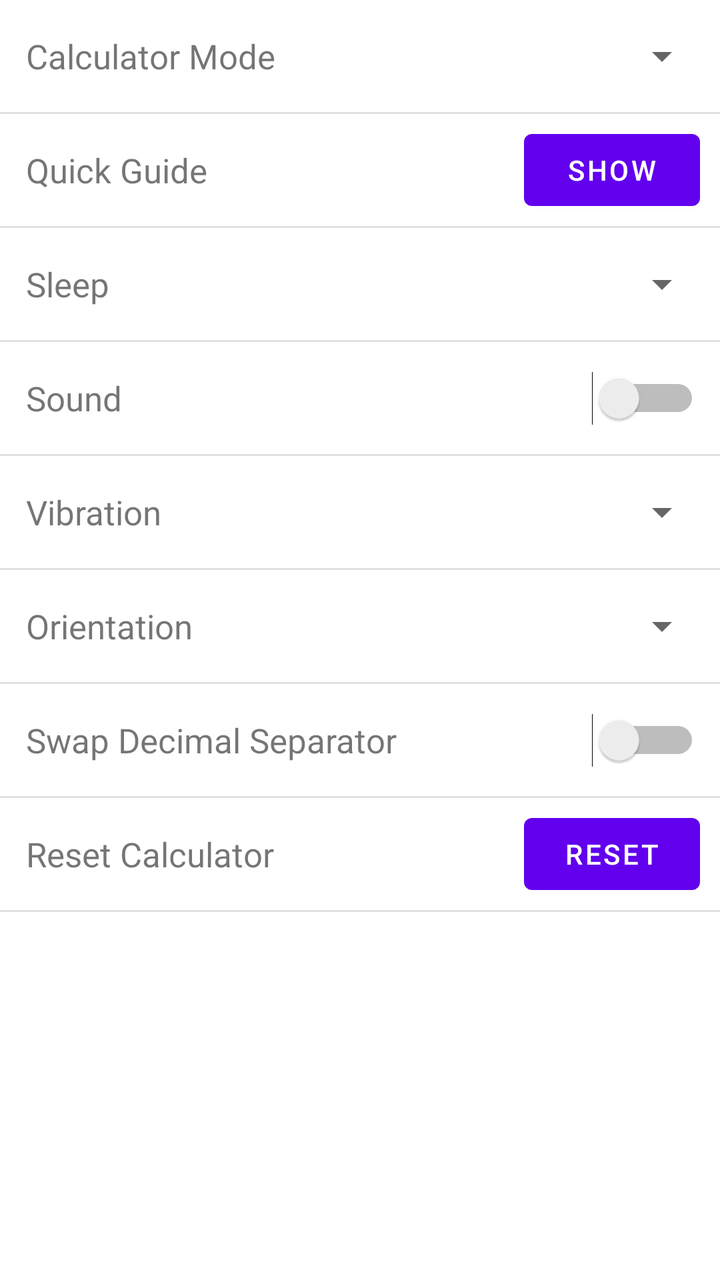
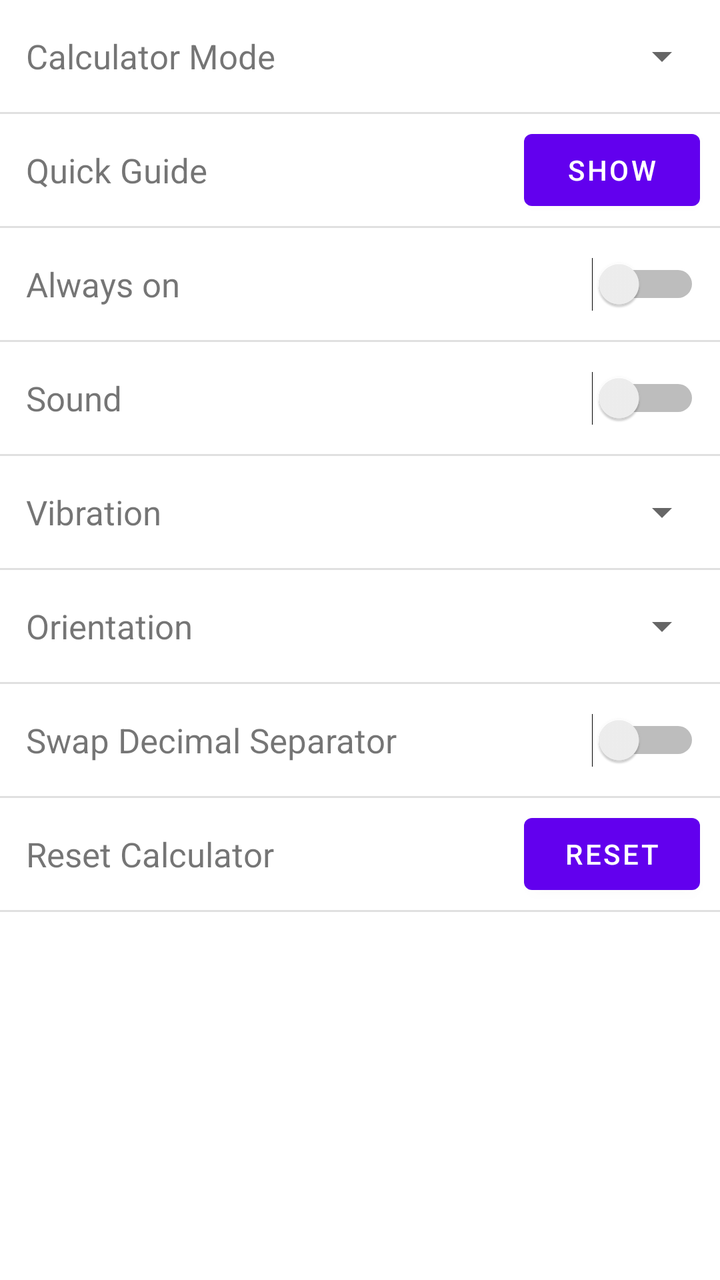

An Android layout rendered at two revisions. The XML below is the earlier revision; the diff shows what the commit changed to produce the second picture.
<!-- AndroidManifest.xml: fallback theme Theme.MaterialComponents.DayNight.NoActionBar -->
<!-- res/layout/settings_dlg.xml -->
<?xml version="1.0" encoding="utf-8"?>
<ScrollView android:layout_width="match_parent" android:layout_height="match_parent"
  xmlns:android="http://schemas.android.com/apk/res/android">
    <LinearLayout android:orientation="vertical" android:id="@id/SettingsOptions" android:layout_width="match_parent" android:layout_height="wrap_content">
        <LinearLayout android:gravity="center_vertical" android:id="@id/LinearLayoutMode" android:layout_width="match_parent" android:layout_height="wrap_content" android:minHeight="56.0dp">
            <TextView android:textSize="17.0sp" android:layout_gravity="left|center_vertical" android:id="@id/TextViewMode" android:paddingLeft="3.0dp" android:layout_width="0.0dp" android:layout_height="wrap_content" android:layout_marginLeft="10.0dp" android:layout_marginTop="8.0dp" android:layout_marginBottom="8.0dp" android:text="@string/Calculator_Mode" android:layout_weight="1.0" />
            <Spinner android:gravity="right|center_vertical" android:id="@id/modeSpinner" android:layout_width="wrap_content" android:layout_height="wrap_content" android:layout_marginTop="4.0dp" android:layout_marginRight="5.0dp" android:layout_marginBottom="4.0dp" android:minHeight="48.0dp" />
        </LinearLayout>
        <View android:background="?android:listDivider" android:layout_width="match_parent" android:layout_height="wrap_content" />
        <LinearLayout android:gravity="center_vertical" android:id="@id/LinearLayoutQuickGuide" android:layout_width="match_parent" android:layout_height="wrap_content" android:minHeight="56.0dp">
            <TextView android:textSize="17.0sp" android:layout_gravity="left|center_vertical" android:id="@id/Quick_Guide_TextView" android:paddingLeft="3.0dp" android:layout_width="0.0dp" android:layout_height="wrap_content" android:layout_marginLeft="10.0dp" android:layout_marginTop="8.0dp" android:layout_marginBottom="8.0dp" android:text="@string/Quick_Guide" android:layout_weight="1.0" />
            <Button android:id="@id/quickGuideButton" android:layout_width="wrap_content" android:layout_height="wrap_content" android:layout_marginTop="4.0dp" android:layout_marginRight="10.0dp" android:layout_marginBottom="4.0dp" android:text="@string/Show" />
        </LinearLayout>
        <View android:background="?android:listDivider" android:layout_width="match_parent" android:layout_height="wrap_content" />
        <LinearLayout android:gravity="center_vertical" android:id="@id/LinearLayout066" android:layout_width="match_parent" android:layout_height="wrap_content" android:minHeight="56.0dp">
            <TextView android:textSize="17.0sp" android:layout_gravity="left|center_vertical" android:id="@id/TextView6" android:paddingLeft="3.0dp" android:layout_width="0.0dp" android:layout_height="wrap_content" android:layout_marginLeft="10.0dp" android:layout_marginTop="8.0dp" android:layout_marginBottom="8.0dp" android:text="@string/Sleep" android:layout_weight="1.0" />
            <Spinner android:gravity="right|center_vertical" android:id="@id/spinner1" android:layout_width="wrap_content" android:layout_height="wrap_content" android:layout_marginTop="4.0dp" android:layout_marginRight="5.0dp" android:layout_marginBottom="4.0dp" android:minHeight="48.0dp" />
        </LinearLayout>
        <View android:background="?android:listDivider" android:layout_width="match_parent" android:layout_height="wrap_content" />
        <LinearLayout android:gravity="center_vertical" android:orientation="horizontal" android:id="@id/LinearLayout00" android:layout_width="match_parent" android:layout_height="wrap_content" android:minHeight="56.0dp">
            <TextView android:textSize="17.0sp" android:layout_gravity="left|center_vertical" android:id="@id/TextView0" android:paddingLeft="3.0dp" android:layout_width="0.0dp" android:layout_height="wrap_content" android:layout_marginLeft="10.0dp" android:layout_marginTop="8.0dp" android:layout_marginBottom="8.0dp" android:text="@string/Sound" android:layout_weight="1.0" />
            <Switch android:textSize="20.0sp" android:id="@id/mySound" android:layout_width="wrap_content" android:layout_height="wrap_content" android:layout_marginRight="10.0dp" android:minHeight="48.0dp" android:switchMinWidth="50.0sp" />
        </LinearLayout>
        <View android:background="?android:listDivider" android:layout_width="match_parent" android:layout_height="wrap_content" />
        <LinearLayout android:gravity="center_vertical" android:id="@id/LinearLayout033" android:layout_width="match_parent" android:layout_height="wrap_content" android:minHeight="56.0dp">
            <TextView android:textSize="17.0sp" android:layout_gravity="left|center_vertical" android:id="@id/TextView01" android:paddingLeft="3.0dp" android:layout_width="0.0dp" android:layout_height="wrap_content" android:layout_marginLeft="10.0dp" android:layout_marginTop="8.0dp" android:layout_marginBottom="8.0dp" android:text="@string/Vibration" android:layout_weight="1.0" />
            <Spinner android:gravity="right|center_vertical" android:id="@id/myVibration" android:layout_width="wrap_content" android:layout_height="wrap_content" android:layout_marginTop="4.0dp" android:layout_marginRight="5.0dp" android:layout_marginBottom="4.0dp" android:minHeight="48.0dp" />
        </LinearLayout>
        <View android:background="?android:listDivider" android:layout_width="match_parent" android:layout_height="wrap_content" />
        <LinearLayout android:gravity="center_vertical" android:id="@id/LinearLayout044" android:layout_width="match_parent" android:layout_height="wrap_content" android:minHeight="56.0dp">
            <TextView android:textSize="17.0sp" android:layout_gravity="left|center_vertical" android:id="@id/TextView03" android:paddingLeft="3.0dp" android:layout_width="0.0dp" android:layout_height="wrap_content" android:layout_marginLeft="10.0dp" android:layout_marginTop="8.0dp" android:layout_marginBottom="8.0dp" android:text="@string/Lock_Current_View" android:layout_weight="1.0" />
            <Spinner android:gravity="right|center_vertical" android:id="@id/myCurrentView" android:layout_width="wrap_content" android:layout_height="wrap_content" android:layout_marginTop="4.0dp" android:layout_marginRight="5.0dp" android:layout_marginBottom="4.0dp" android:minHeight="48.0dp" />
        </LinearLayout>
        <View android:background="?android:listDivider" android:layout_width="match_parent" android:layout_height="wrap_content" />
        <LinearLayout android:gravity="center_vertical" android:id="@id/LinearLayout055" android:layout_width="match_parent" android:layout_height="wrap_content" android:minHeight="56.0dp">
            <TextView android:textSize="17.0sp" android:layout_gravity="left|center_vertical" android:id="@id/Swap_Decimal_Separator_TextView" android:paddingLeft="3.0dp" android:layout_width="0.0dp" android:layout_height="wrap_content" android:layout_marginLeft="10.0dp" android:layout_marginTop="8.0dp" android:layout_marginBottom="8.0dp" android:text="@string/Swap_Decimal_Separator" android:layout_weight="1.0" />
            <Switch android:textSize="20.0sp" android:id="@id/DecimalSwap" android:layout_width="wrap_content" android:layout_height="wrap_content" android:layout_marginRight="10.0dp" android:minHeight="48.0dp" android:switchMinWidth="50.0sp" />
        </LinearLayout>
        <View android:background="?android:listDivider" android:layout_width="match_parent" android:layout_height="wrap_content" />
        <LinearLayout android:gravity="center_vertical" android:id="@id/LinearLayoutReset" android:layout_width="match_parent" android:layout_height="wrap_content" android:minHeight="56.0dp">
            <TextView android:textSize="17.0sp" android:layout_gravity="left|center_vertical" android:id="@id/Reset_TextView" android:paddingLeft="3.0dp" android:layout_width="0.0dp" android:layout_height="wrap_content" android:layout_marginLeft="10.0dp" android:layout_marginTop="8.0dp" android:layout_marginBottom="8.0dp" android:text="@string/Reset_Calculator" android:layout_weight="1.0" />
            <Button android:id="@id/resetButton" android:layout_width="wrap_content" android:layout_height="wrap_content" android:layout_marginTop="4.0dp" android:layout_marginRight="10.0dp" android:layout_marginBottom="4.0dp" android:text="@string/Reset" />
        </LinearLayout>
        <View android:background="?android:listDivider" android:layout_width="match_parent" android:layout_height="wrap_content" />
    </LinearLayout>
</ScrollView>
<!-- resources referenced by this layout -->
<resources>
  <string name="Calculator_Mode">Calculator Mode</string>
  <string name="Lock_Current_View">Orientation</string>
  <string name="Quick_Guide">Quick Guide</string>
  <string name="Reset">Reset</string>
  <string name="Reset_Calculator">Reset Calculator</string>
  <string name="Show">Show</string>
  <string name="Sleep">Sleep</string>
  <string name="Sound">Sound</string>
  <string name="Swap_Decimal_Separator">Swap Decimal Separator</string>
  <string name="Vibration">Vibration</string>
</resources>

<!-- the commit's change to res/layout/settings_dlg.xml (unified diff, before → after) -->
@@ -13,8 +13,8 @@
         </LinearLayout>
         <View android:background="?android:listDivider" android:layout_width="match_parent" android:layout_height="wrap_content" />
         <LinearLayout android:gravity="center_vertical" android:id="@id/LinearLayout066" android:layout_width="match_parent" android:layout_height="wrap_content" android:minHeight="56.0dp">
-            <TextView android:textSize="17.0sp" android:layout_gravity="left|center_vertical" android:id="@id/TextView6" android:paddingLeft="3.0dp" android:layout_width="0.0dp" android:layout_height="wrap_content" android:layout_marginLeft="10.0dp" android:layout_marginTop="8.0dp" android:layout_marginBottom="8.0dp" android:text="@string/Sleep" android:layout_weight="1.0" />
-            <Spinner android:gravity="right|center_vertical" android:id="@id/spinner1" android:layout_width="wrap_content" android:layout_height="wrap_content" android:layout_marginTop="4.0dp" android:layout_marginRight="5.0dp" android:layout_marginBottom="4.0dp" android:minHeight="48.0dp" />
+            <TextView android:textSize="17.0sp" android:layout_gravity="left|center_vertical" android:id="@id/TextView6" android:paddingLeft="3.0dp" android:layout_width="0.0dp" android:layout_height="wrap_content" android:layout_marginLeft="10.0dp" android:layout_marginTop="8.0dp" android:layout_marginBottom="8.0dp" android:text="@string/Always_On" android:layout_weight="1.0" />
+            <Switch android:textSize="20.0sp" android:id="@id/spinner1" android:layout_width="wrap_content" android:layout_height="wrap_content" android:layout_marginRight="10.0dp" android:minHeight="48.0dp" android:switchMinWidth="50.0sp" />
         </LinearLayout>
         <View android:background="?android:listDivider" android:layout_width="match_parent" android:layout_height="wrap_content" />
         <LinearLayout android:gravity="center_vertical" android:orientation="horizontal" android:id="@id/LinearLayout00" android:layout_width="match_parent" android:layout_height="wrap_content" android:minHeight="56.0dp">
<!-- resource entries referenced after the edit -->
@@ -1,12 +1,12 @@
 <!-- resources referenced by this layout -->
 <resources>
+  <string name="Always_On">Always on</string>
   <string name="Calculator_Mode">Calculator Mode</string>
   <string name="Lock_Current_View">Orientation</string>
   <string name="Quick_Guide">Quick Guide</string>
   <string name="Reset">Reset</string>
   <string name="Reset_Calculator">Reset Calculator</string>
   <string name="Show">Show</string>
-  <string name="Sleep">Sleep</string>
   <string name="Sound">Sound</string>
   <string name="Swap_Decimal_Separator">Swap Decimal Separator</string>
   <string name="Vibration">Vibration</string>
